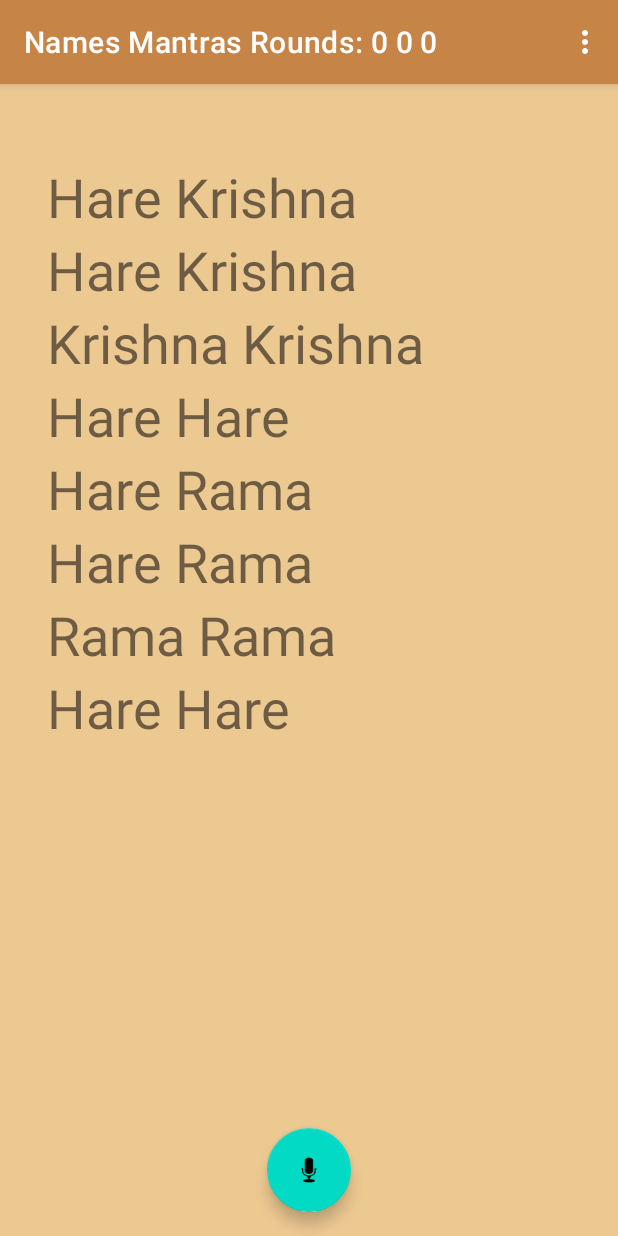
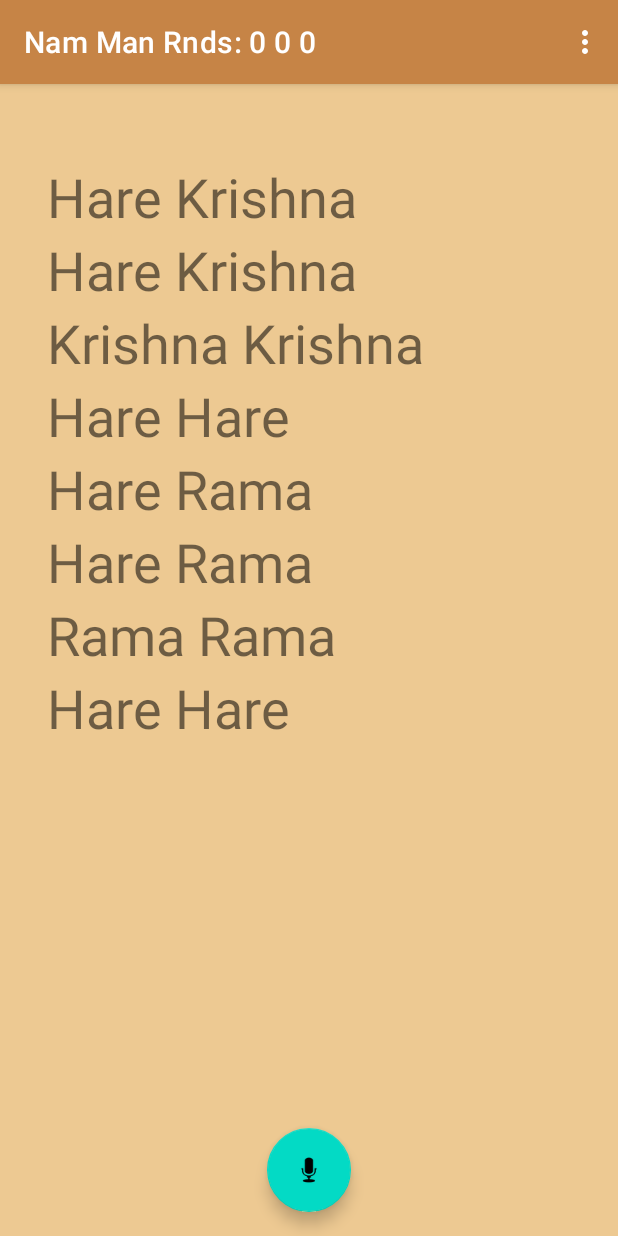
Before and after one commit to Swicegood/hare-krishna-mantra-practice, an Android app: the screen it shows after launch (MainActivity), in the options menu, after a tap on "Clear", on a phone screen of 412 x 824 dp. Run offline under Robolectric (Android 15) with nearby library versions, the phone set to English and light mode, and no system bars; our stand-ins replace navigation-ui.

Commit message:
shorten title

```diff
--- a/app/src/main/java/com/iskcon/harekrishnamantrapractice/FirstFragment.kt
+++ b/app/src/main/java/com/iskcon/harekrishnamantrapractice/FirstFragment.kt
@@ -36,7 +36,7 @@ class FirstFragment : Fragment() {
         super.onViewCreated(view, savedInstanceState)
 
 
-        var tvIDs = arrayOf<Int>(R.id.textview0,
+        val tvIDs = arrayOf<Int>(R.id.textview0,
                                  R.id.textview1,
                                  R.id.textview2,
                                  R.id.textview3,
--- a/app/src/main/java/com/iskcon/harekrishnamantrapractice/MainActivity.kt
+++ b/app/src/main/java/com/iskcon/harekrishnamantrapractice/MainActivity.kt
@@ -5,8 +5,6 @@ import android.content.Intent
 import android.content.pm.PackageManager
 import android.graphics.Typeface
 import android.os.Bundle
-import android.os.Handler
-import android.os.Looper
 import android.speech.RecognitionListener
 import android.speech.RecognizerIntent
 import android.speech.SpeechRecognizer
@@ -74,8 +72,10 @@ class MainActivity : AppCompatActivity() {
 
         binding.fab.setOnClickListener {
             if (switchon) {
-                // Create a new SpeechRecognizer object
+
+                    // Create a new SpeechRecognizer object
                 var recognizer = SpeechRecognizer.createSpeechRecognizer(this)
+
                 // Request permission to use the microphone
                 if (ContextCompat.checkSelfPermission(
                         this,
@@ -123,8 +123,8 @@ class MainActivity : AppCompatActivity() {
 
                     override fun onError(p0: Int) {
                         Log.d("Hey this is Jaga, the Error Number is ", p0.toString())
-                        if (p0 != 8 && (switchon == false)){  // stop everything if button is pressed every other time
-                            recognizer.startListening(intent)
+                        if (p0 != 8 && !switchon){  // stop everything if button is pressed every other time
+                            recognizer?.startListening(intent)
                         }
 
                     }
@@ -154,7 +154,7 @@ class MainActivity : AppCompatActivity() {
                                     ) {
                                         tVs[mantraCounter % 16]?.setTypeface(null, Typeface.BOLD)
                                         mantraCounter++
-                                        getSupportActionBar()?.setTitle("Names Mantras Rounds: " + mantraCounter.toString() + " " + (mantraCounter / 16).toString() + " " + (mantraCounter / 108).toString())
+                                        supportActionBar?.title = "Nam Man Rnds: " + mantraCounter.toString() + " " + (mantraCounter / 16).toString() + " " + (mantraCounter / 108).toString()
                                         tVs[(mantraCounter - 1) % 16]?.setTypeface(
                                             null,
                                             Typeface.NORMAL
@@ -167,7 +167,7 @@ class MainActivity : AppCompatActivity() {
 
                         Log.d("Hey we got results", mantraCounter.toString())
                         Log.d("We are listening. We have received results!", p0.toString())
-                        recognizer.startListening(intent)
+                        recognizer?.startListening(intent)
 
 
                     }
@@ -195,8 +195,8 @@ class MainActivity : AppCompatActivity() {
                 switchon = false
 
                 // Start the recognition process
-                recognizer.setRecognitionListener(listener)
-                recognizer.startListening(intent)
+                recognizer?.setRecognitionListener(listener)
+                recognizer?.startListening(intent)
 
             }else{
                 switchon = true
@@ -218,7 +218,7 @@ class MainActivity : AppCompatActivity() {
             R.id.action_settings -> true
             R.id.action_clr -> {
                 mantraCounter = 0
-                getSupportActionBar()?.setTitle("Names Mantras Rounds: 0 0 0")
+                supportActionBar?.title = "Nam Man Rnds: 0 0 0"
                 return true
             }
             else -> super.onOptionsItemSelected(item)
--- a/app/src/main/res/values/strings.xml
+++ b/app/src/main/res/values/strings.xml
@@ -3,7 +3,7 @@
     <string name="action_settings">Settings</string>
     <string name="action_clear">Clear</string>
     <!-- Strings used for fragments for navigation -->
-    <string name="first_fragment_label">Mantras Chanted</string>
+    <string name="first_fragment_label">Names, Mantras, Rounds</string>
     <string name="second_fragment_label">Mantra Chanting</string>
     <string name="next">Next</string>
     <string name="previous">Previous</string>
```
